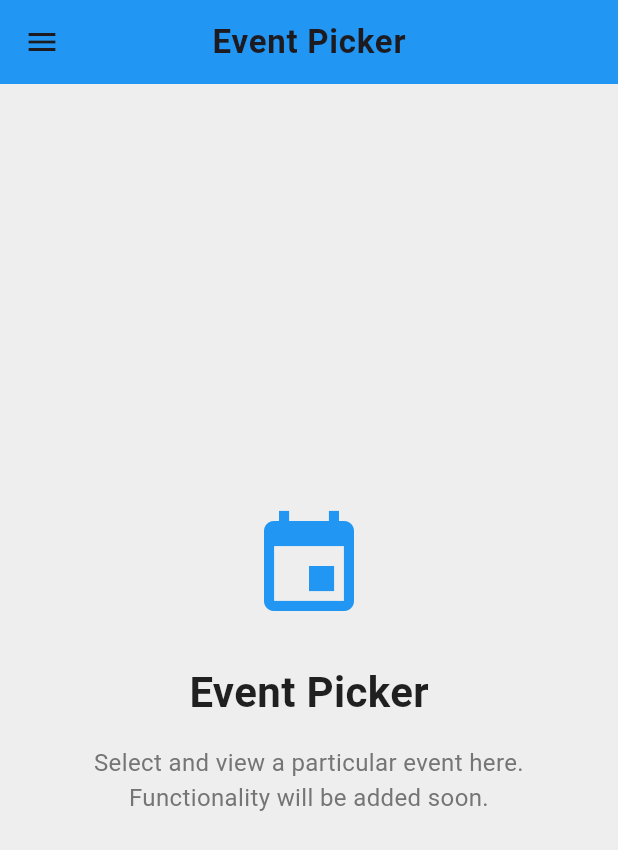
After one commit to Cherry314/targetsawaynew, a Flutter app: the screen it shows after launch, in the side drawer, after a tap on "Event Picker", on a phone screen of 412 x 824 dp. The commit adds this screen. Shown: the top 850 px of the screen. Run offline on Flutter 3.47's test engine with Material 3 defaults, Android fonts, the phone set to English and light mode, and no system bars; our stand-ins replace file_picker, fl_chart, flutter_local_notifications, font_awesome_flutter, hive, hive_flutter and 5 more; accounts and stored records are empty.

Commit message:
just before moving events picker over rom the admin

```diff
--- a/lib/main.dart
+++ b/lib/main.dart
@@ -17,6 +17,7 @@ import 'screens/settings_screen.dart';
 import 'screens/progress_screen.dart';
 import 'screens/personal_screen.dart';
 import 'screens/calendar_screen.dart';
+import 'screens/event_picker_screen.dart';
 
 void main() async {
   WidgetsFlutterBinding.ensureInitialized();
@@ -243,6 +244,7 @@ class MyApp extends StatelessWidget {
             '/progress': (context) => const ProgressScreen(),
             '/calendar': (context) => const CalendarScreen(),
             '/personal': (context) => const PersonalScreen(),
+            '/event_picker': (context) => const EventPickerScreen(),
             '/settings': (context) => const SettingsScreen(),
           },
         ),
--- /dev/null
+++ b/lib/screens/event_picker_screen.dart
@@ -0,0 +1,82 @@
+// lib/screens/event_picker_screen.dart
+import 'package:flutter/material.dart';
+import 'package:provider/provider.dart';
+import '../main.dart';
+import '../widgets/app_drawer.dart';
+
+class EventPickerScreen extends StatefulWidget {
+  const EventPickerScreen({super.key});
+
+  @override
+  State<EventPickerScreen> createState() => _EventPickerScreenState();
+}
+
+class _EventPickerScreenState extends State<EventPickerScreen> {
+  @override
+  Widget build(BuildContext context) {
+    final themeProvider = Provider.of<ThemeProvider>(context);
+    final primaryColor = themeProvider.primaryColor;
+    final isDark = Theme.of(context).brightness == Brightness.dark;
+    final bgColor = isDark ? Colors.grey[900] : Colors.grey[200];
+
+    return PopScope(
+      canPop: false,
+      onPopInvokedWithResult: (bool didPop, dynamic result) async {
+        if (didPop) {
+          return;
+        }
+        if (context.mounted) {
+          Navigator.pushReplacementNamed(context, '/home');
+        }
+      },
+      child: Scaffold(
+        backgroundColor: bgColor,
+        drawer: const AppDrawer(currentRoute: 'event_picker'),
+        appBar: AppBar(
+          title: const Text(
+            'Event Picker',
+            style: TextStyle(
+              fontWeight: FontWeight.bold,
+              letterSpacing: 0.5,
+            ),
+          ),
+          backgroundColor: primaryColor,
+          centerTitle: true,
+        ),
+        body: Center(
+          child: Column(
+            mainAxisAlignment: MainAxisAlignment.center,
+            children: [
+              Icon(
+                Icons.event,
+                size: 80,
+                color: primaryColor,
+              ),
+              const SizedBox(height: 24),
+              Text(
+                'Event Picker',
+                style: TextStyle(
+                  fontSize: 28,
+                  fontWeight: FontWeight.bold,
+                  color: isDark ? Colors.white : Colors.black87,
+                ),
+              ),
+              const SizedBox(height: 16),
+              Padding(
+                padding: const EdgeInsets.symmetric(horizontal: 32.0),
+                child: Text(
+                  'Select and view a particular event here.\nFunctionality will be added soon.',
+                  textAlign: TextAlign.center,
+                  style: TextStyle(
+                    fontSize: 16,
+                    color: Colors.grey[600],
+                  ),
+                ),
+              ),
+            ],
+          ),
+        ),
+      ),
+    );
+  }
+}
--- a/lib/widgets/app_drawer.dart
+++ b/lib/widgets/app_drawer.dart
@@ -93,6 +93,13 @@ class AppDrawer extends StatelessWidget {
             route: 'personal',
             primaryColor: primaryColor,
           ),
+          _buildDrawerItem(
+            context: context,
+            icon: Icons.event,
+            title: 'Event Picker',
+            route: 'event_picker',
+            primaryColor: primaryColor,
+          ),
           const Divider(),
           _buildDrawerItem(
             context: context,
```
Also changed, not shown: 3 other files.
